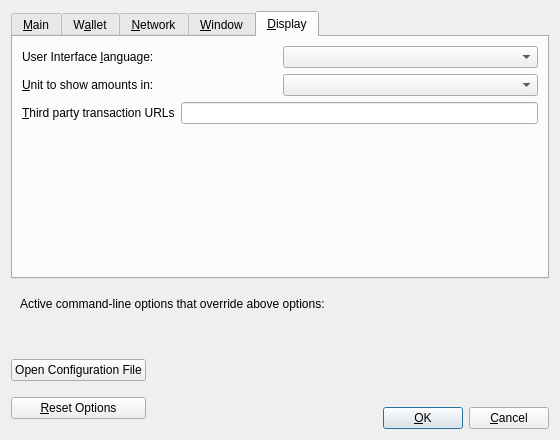
This is src/qt/forms/optionsdialog.ui in CodeAssureLabs/bitcoin-2018 as Qt 5 draws it before an edit. The edited form follows.
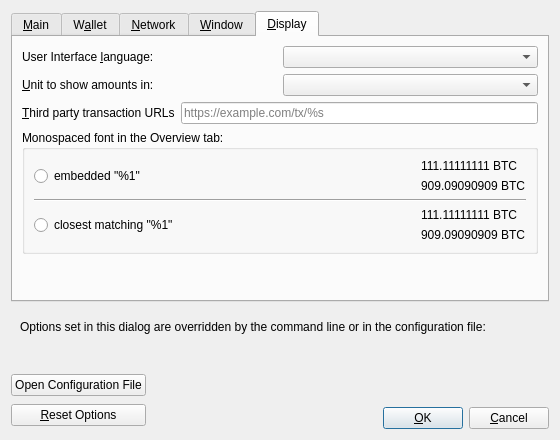
This is the edited form. The open tabs and pages were chosen to show the change. Custom widgets are drawn as their Qt base class.

The edit to the form file:
```diff
--- a/src/qt/forms/optionsdialog.ui
+++ b/src/qt/forms/optionsdialog.ui
@@ -685,10 +685,113 @@
            <property name="toolTip">
             <string>Third party URLs (e.g. a block explorer) that appear in the transactions tab as context menu items. %s in the URL is replaced by transaction hash. Multiple URLs are separated by vertical bar |.</string>
            </property>
+           <property name="placeholderText">
+            <string notr="true">https://example.com/tx/%s</string>
+           </property>
           </widget>
          </item>
         </layout>
        </item>
+       <item>
+        <widget class="QGroupBox" name="font_groupBox">
+         <property name="title">
+          <string>Monospaced font in the Overview tab:</string>
+         </property>
+         <layout class="QVBoxLayout" name="font_verticalLayout">
+          <item>
+           <layout class="QHBoxLayout" name="embeddedFont_horizontalLayout">
+            <item>
+             <widget class="QRadioButton" name="embeddedFont_radioButton">
+              <property name="text">
+               <string>embedded &quot;%1&quot;</string>
+              </property>
+             </widget>
+            </item>
+            <item>
+             <spacer name="embeddedFont_horizontalSpacer">
+              <property name="orientation">
+               <enum>Qt::Horizontal</enum>
+              </property>
+              <property name="sizeHint" stdset="0">
+               <size>
+                <width>40</width>
+                <height>20</height>
+               </size>
+              </property>
+             </spacer>
+            </item>
+            <item>
+             <layout class="QVBoxLayout" name="embeddedFont_verticalLayout">
+              <item>
+               <widget class="QLabel" name="embeddedFont_label_1">
+                <property name="text">
+                 <string>111.11111111 BTC</string>
+                </property>
+               </widget>
+              </item>
+              <item>
+               <widget class="QLabel" name="embeddedFont_label_9">
+                <property name="text">
+                 <string>909.09090909 BTC</string>
+                </property>
+               </widget>
+              </item>
+             </layout>
+            </item>
+           </layout>
+          </item>
+          <item>
+           <widget class="Line" name="font_line">
+            <property name="orientation">
+             <enum>Qt::Horizontal</enum>
+            </property>
+           </widget>
+          </item>
+          <item>
+           <layout class="QHBoxLayout" name="systemFont_horizontalLayout">
+            <item>
+             <widget class="QRadioButton" name="systemFont_radioButton">
+              <property name="text">
+               <string>closest matching &quot;%1&quot;</string>
+              </property>
+             </widget>
+            </item>
+            <item>
+             <spacer name="systemFont_horizontalSpacer">
+              <property name="orientation">
+               <enum>Qt::Horizontal</enum>
+              </property>
+              <property name="sizeHint" stdset="0">
+               <size>
+                <width>40</width>
+                <height>20</height>
+               </size>
+              </property>
+             </spacer>
+            </item>
+            <item>
+             <layout class="QVBoxLayout" name="systemFont_verticalLayout">
+              <item>
+               <widget class="QLabel" name="systemFont_label_1">
+                <property name="text">
+                 <string>111.11111111 BTC</string>
+                </property>
+               </widget>
+              </item>
+              <item>
+               <widget class="QLabel" name="systemFont_label_9">
+                <property name="text">
+                 <string>909.09090909 BTC</string>
+                </property>
+               </widget>
+              </item>
+             </layout>
+            </item>
+           </layout>
+          </item>
+         </layout>
+        </widget>
+       </item>
        <item>
         <spacer name="verticalSpacer_Display">
          <property name="orientation">
@@ -714,7 +817,7 @@
         <item>
          <widget class="QLabel" name="overriddenByCommandLineInfoLabel">
           <property name="text">
-           <string>Active command-line options that override above options:</string>
+           <string>Options set in this dialog are overridden by the command line or in the configuration file:</string>
           </property>
           <property name="textFormat">
            <enum>Qt::PlainText</enum>
```
Left out of the diff: 27 changed lines with no effect on the pictures.
